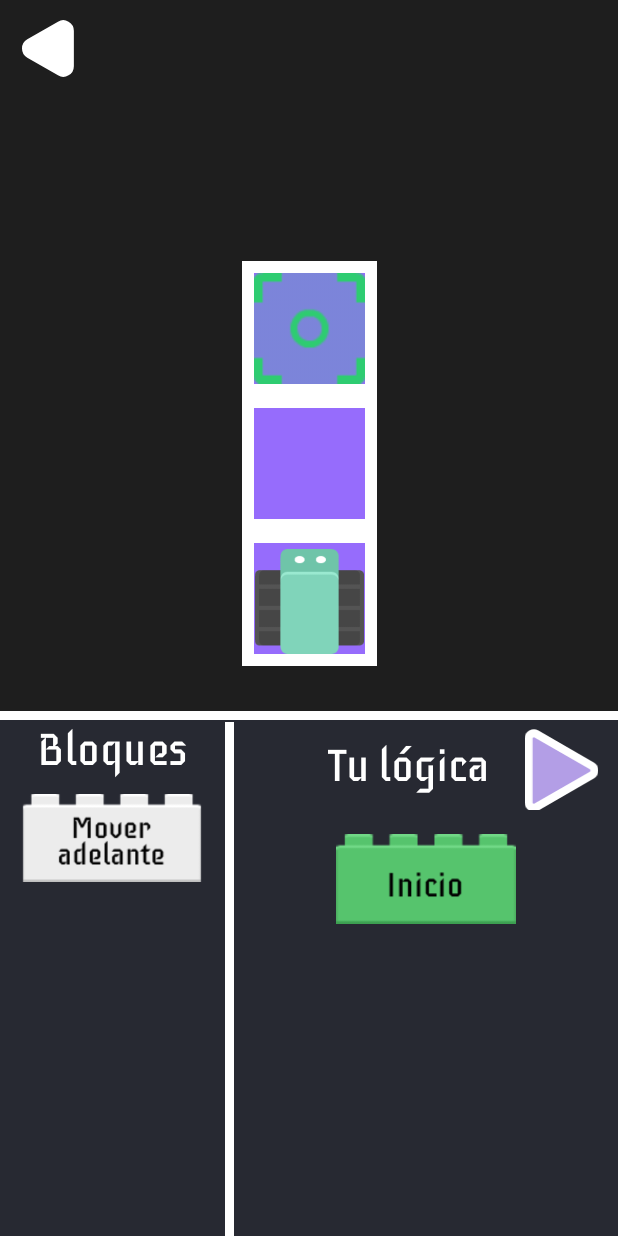
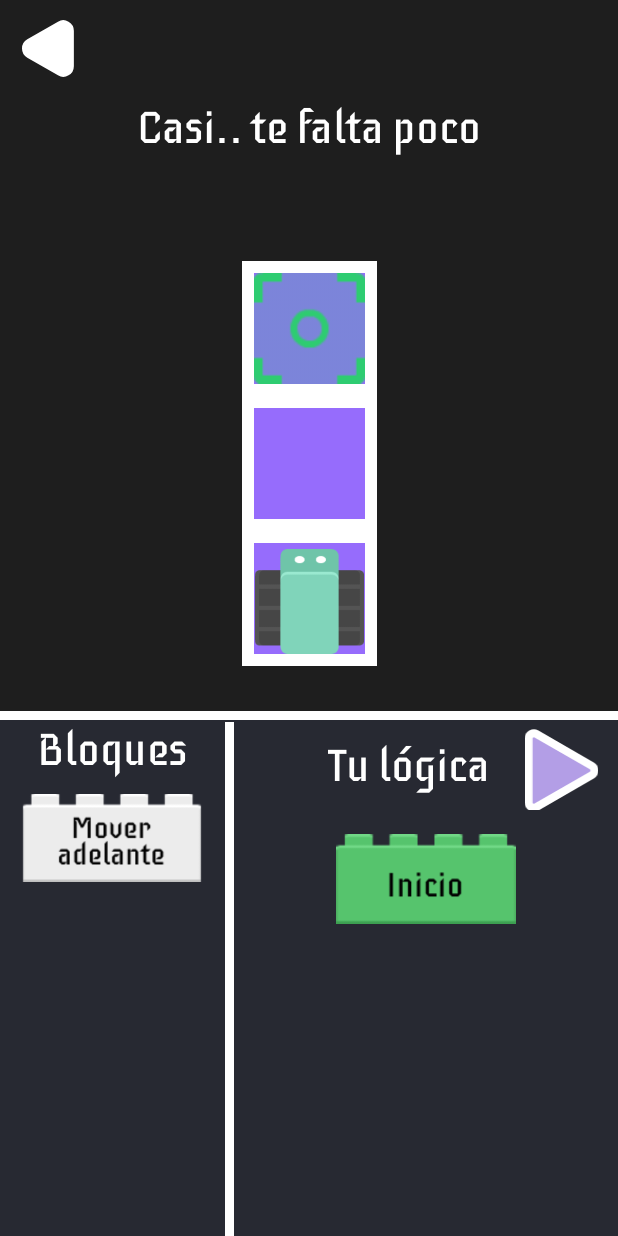
Before and after one commit to NicolasLeiton/Fimatic, an Android app: the Level1 screen opened directly, with no data from a screen before it, after a tap on "Boton para iniciar la animación", on a phone screen of 412 x 824 dp. Run offline under Robolectric (Android 15) with nearby library versions, the light colour scheme and no system bars.

Commit message:
Now a text is displayed depending the case of the movement

```diff
--- a/app/src/main/java/com/utadeo/fimatic/Carro.kt
+++ b/app/src/main/java/com/utadeo/fimatic/Carro.kt
@@ -4,35 +4,63 @@ import android.animation.ObjectAnimator
 import android.content.Context
 import android.util.Log
 import android.widget.ImageView
+import android.widget.TextView
 import kotlinx.coroutines.Dispatchers
 import kotlinx.coroutines.delay
 import kotlinx.coroutines.withContext
 
-class Carro(private val carImg: ImageView, private val context: Context) {
+class Carro(private val carImg: ImageView, private val context: Context, private val salida: TextView) {
 
-    fun reinicar(inico: ImageView): Boolean {
+    suspend fun reinicar(inico: ImageView): Boolean {
         var location = IntArray(2)
         inico.getLocationOnScreen(location)
         location[1]+=9.dpToPx()//Ajustar al centro
         location[0]+=8.dpToPx()
+        withContext(Dispatchers.Main) {
+            // Mover el carro a la casilla original
+            carImg.x = location[0].toFloat()
+            carImg.y = location[1].toFloat()
 
-        // Mover el carro a la casilla original
-        carImg.x = location[0].toFloat()
-        carImg.y = location[1].toFloat()
+            salida.text = ""
+        }
+
         return false
     }
 
-    suspend fun mover_carro(instrucciones:String): Boolean {
+    suspend fun mover_carro(instrucciones:String, camino:List<String>): Boolean {
         val list_inst = instrucciones.split(" ") //Convertir el string en una lista
+        var salida_str:String =""
+        for((i, paso) in list_inst.withIndex()){
 
-        for((i, paso) in list_inst.withIndex()){
-            Log.d("Level1", "Paso numero ${i}: ${paso}")
+            //Movimiento
             if(paso=="Adelante"){
                 mover_adelante()
             }
+
+            //Verificacion
+            if(i+1>camino.size) {
+                salida_str = "Superaste el límite de pasos :("
+                break
+            }
+            if (paso==camino[i]){
+                continue
+            }
+            else{
+                salida_str = "Nop, te equivocaste en tu bloque número ${i+1} :("
+                break
+            }
+
+        }
+        if (list_inst.size<camino.size){
+            salida_str = "Casi.. te falta poco"
+        }
+        else if(salida_str==""){
+            salida_str = "¡¡Muy bien, lo conseguiste!!"
+        }
+        withContext(Dispatchers.Main) {
+            salida.text = salida_str
         }
         return false
-
     }
     private suspend fun mover_adelante(){
         withContext(Dispatchers.Main){
@@ -46,5 +74,6 @@ class Carro(private val carImg: ImageView, private val context: Context) {
     }
     fun Int.dpToPx(): Int {
         return (this * context.resources.displayMetrics.density).toInt()
+
     }
 }
--- a/app/src/main/java/com/utadeo/fimatic/Level1.kt
+++ b/app/src/main/java/com/utadeo/fimatic/Level1.kt
@@ -1,8 +1,8 @@
 package com.utadeo.fimatic
 
+import android.annotation.SuppressLint
 import android.content.Intent
 import android.os.Bundle
-import android.util.Log
 import android.view.View
 import androidx.activity.enableEdgeToEdge
 import androidx.appcompat.app.AppCompatActivity
@@ -13,6 +13,7 @@ import androidx.fragment.app.add
 import androidx.fragment.app.commit
 import androidx.lifecycle.ViewModelProvider
 import android.widget.ImageView
+import android.widget.TextView
 import kotlinx.coroutines.*
 
 class Level1 : AppCompatActivity() {
@@ -22,6 +23,7 @@ class Level1 : AppCompatActivity() {
     private var animating = false
     private val path = listOf("Adelante", "Adelante")
 
+    @SuppressLint("MissingInflatedId")
     override fun onCreate(savedInstanceState: Bundle?) {
         super.onCreate(savedInstanceState)
         enableEdgeToEdge()
@@ -40,8 +42,9 @@ class Level1 : AppCompatActivity() {
 
         val car: ImageView = findViewById(R.id.carImg)
         val piso_inicial:ImageView = findViewById(R.id.Piso_1)
+        val text_out:TextView = findViewById(R.id.text_result)
 
-        val claseCarro = Carro(car, this)
+        val claseCarro = Carro(car, this, text_out)
 
 
         viewModel = ViewModelProvider(this).get(SharedViewModel::class.java)
@@ -50,10 +53,11 @@ class Level1 : AppCompatActivity() {
             GlobalScope.launch {
                 if (!playing){
                     playing = true; animating = true
-                    animating = claseCarro.mover_carro(data)
+                    animating = claseCarro.mover_carro(data, path)
                 }
                 else if(animating==false){
                     playing = claseCarro.reinicar(piso_inicial)
+
                 }
 
 
@@ -62,9 +66,6 @@ class Level1 : AppCompatActivity() {
         }
     }
 
-    fun Int.dpToPx(): Int {
-        return (this * resources.displayMetrics.density).toInt()
-    }
 
     fun ir_atras(view: View){
         val home= Intent(this, Niveles::class.java)
--- a/app/src/main/res/layout/activity_level1.xml
+++ b/app/src/main/res/layout/activity_level1.xml
@@ -83,4 +83,20 @@
         app:layout_constraintHorizontal_bias="0.501"
         app:layout_constraintStart_toStartOf="parent"
         app:srcCompat="@drawable/robot_3dgreen" />
+
+    <TextView
+        android:id="@+id/text_result"
+        android:layout_width="300dp"
+        android:layout_height="wrap_content"
+        android:fontFamily="@font/iceberg"
+        android:gravity="center"
+        android:textColor="@color/white"
+        android:textSize="30sp"
+        app:layout_constraintBottom_toBottomOf="parent"
+        app:layout_constraintEnd_toEndOf="parent"
+        app:layout_constraintStart_toStartOf="parent"
+        app:layout_constraintTop_toTopOf="parent"
+        app:layout_constraintVertical_bias="0.085"
+        tools:text="Retroalimentacion"
+        tools:visibility="visible" />
 </androidx.constraintlayout.widget.ConstraintLayout>
```
